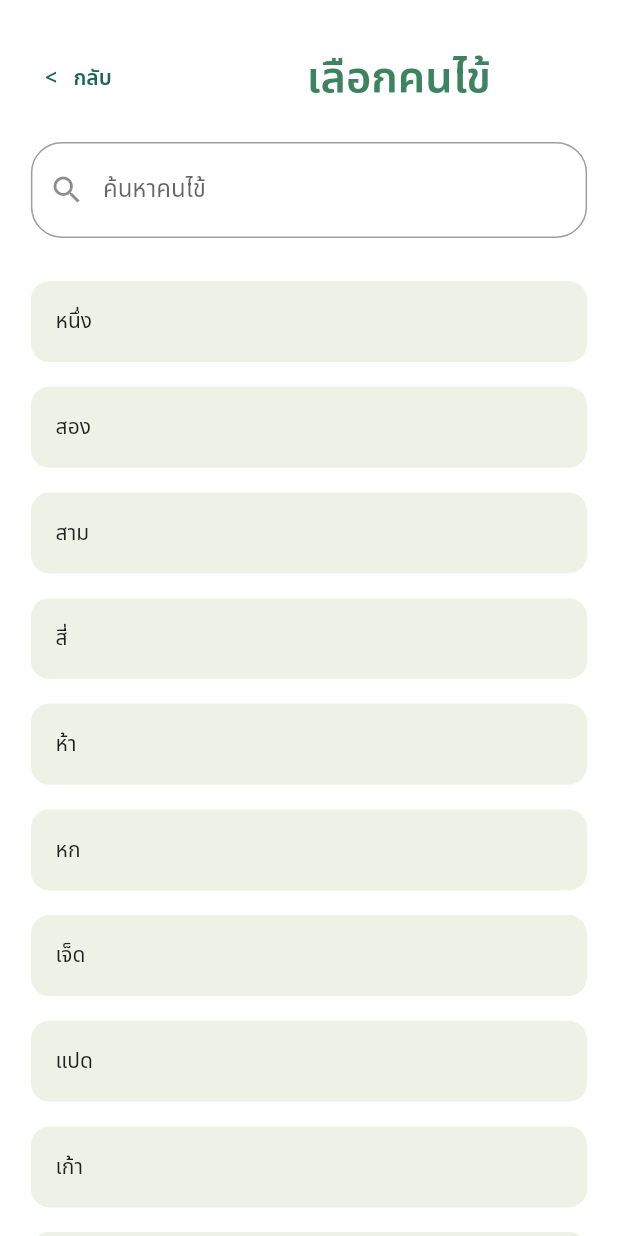
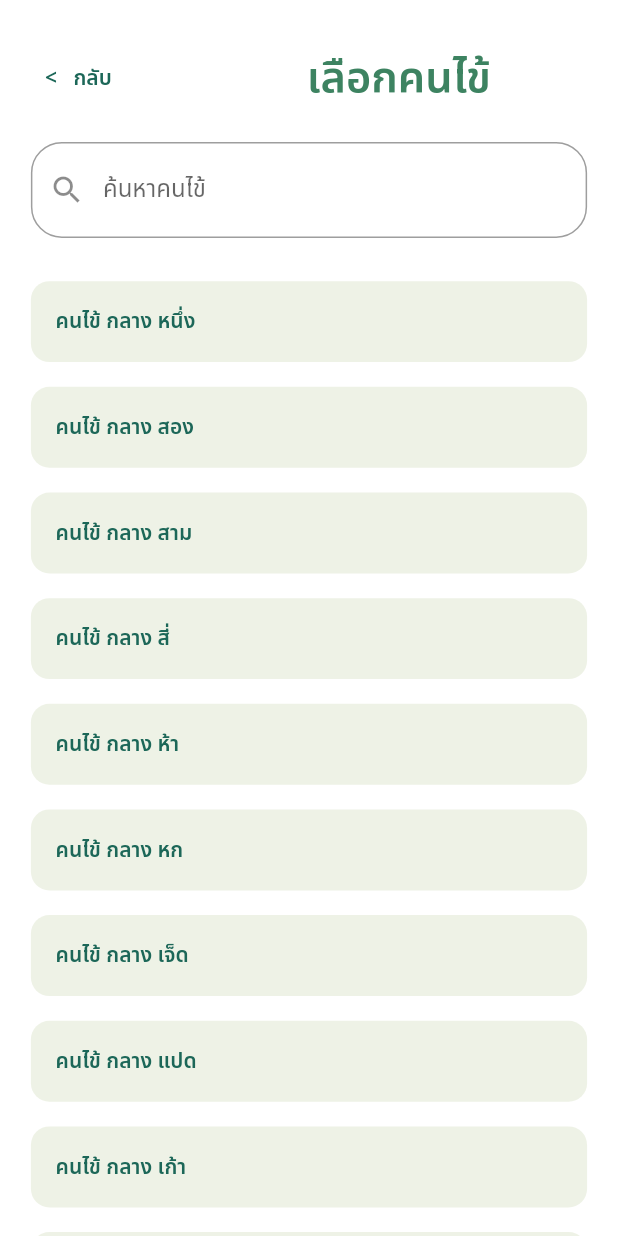
Before and after one commit to Medware-Front-End/Medware-Frontend, a Flutter app: the PatientChoosed screen opened directly with empty values, on a phone screen of 412 x 824 dp. Run offline on Flutter 3.47's test engine with Material 2 defaults, Android fonts, the phone set to English and light mode, and no system bars; our stand-ins replace flutter_local_notifications, google_nav_bar, rxdart, shared_preferences, table_calendar; missing offline and left inert: time_interval_picker; accounts and stored records are empty.

Commit message:
Update scrollable patient choosed

```diff
--- a/lib/screens/main/event/employee/patient_card.dart
+++ b/lib/screens/main/event/employee/patient_card.dart
@@ -15,8 +15,7 @@ class PatientCards extends StatelessWidget {
   @override
   Widget build(BuildContext context) {
     final size = MediaQuery.of(context).size;
-    return SingleChildScrollView(
-      physics: const NeverScrollableScrollPhysics(),
+    return Container(
       child: Column(
         children: [
           patients.length == 0
@@ -39,7 +38,7 @@ class PatientCards extends StatelessWidget {
                       children: [
                         ListView.builder(
                           padding: EdgeInsets.zero,
-                          physics: const NeverScrollableScrollPhysics(),
+
                           shrinkWrap: true,
                           itemCount: patientsList!.length,
                           itemBuilder: (context, j) {
@@ -98,7 +97,12 @@ Widget _PatientCard(BuildContext context, patient) {
             child: Row(
               crossAxisAlignment: CrossAxisAlignment.center,
               children: [
-                Text(patient.patientLastName),
+                Text(patient.patientFirstName,
+                style: TextStyle(color: primaryColor,fontWeight: FontWeight.w600),),
+                Text(patient.patientMiddleName,
+                style: TextStyle(color: primaryColor,fontWeight: FontWeight.w600),),
+                Text(patient.patientLastName,
+                style: TextStyle(color: primaryColor,fontWeight: FontWeight.w600),),
               ],
             ),
           ),
--- a/lib/screens/main/event/employee/patient_choosed.dart
+++ b/lib/screens/main/event/employee/patient_choosed.dart
@@ -57,6 +57,16 @@ class _PatientChoosedState extends State<PatientChoosed> {
         backgroundColor: Colors.white,
         body: SafeArea(
           child: GestureDetector(
+            child: RefreshIndicator(
+               onRefresh: _loadAppointments,
+        triggerMode: RefreshIndicatorTriggerMode.anywhere,
+        backgroundColor: quaternaryColor,
+        color: primaryColor,
+              child: SingleChildScrollView(
+                physics: const AlwaysScrollableScrollPhysics(
+            parent: BouncingScrollPhysics(),
+          ),
+                child: Scrollbar(
                   child: Column(
                     mainAxisSize: MainAxisSize.max, children: [
                     Row(
@@ -109,14 +119,19 @@ class _PatientChoosedState extends State<PatientChoosed> {
                         ),
                       ],
                     ),
-              Column(
+                    SingleChildScrollView(
+                      child: Column(
                         children: [
                           PatientCards(
                             patients: sortedValidPatients,
                           ),
                         ],
                       ),
+                    ),
                   ]),
+                ),
+              ),
+            ),
           ),
         ));
   }
```
Lines whose indentation alone changed are shown as unchanged.
